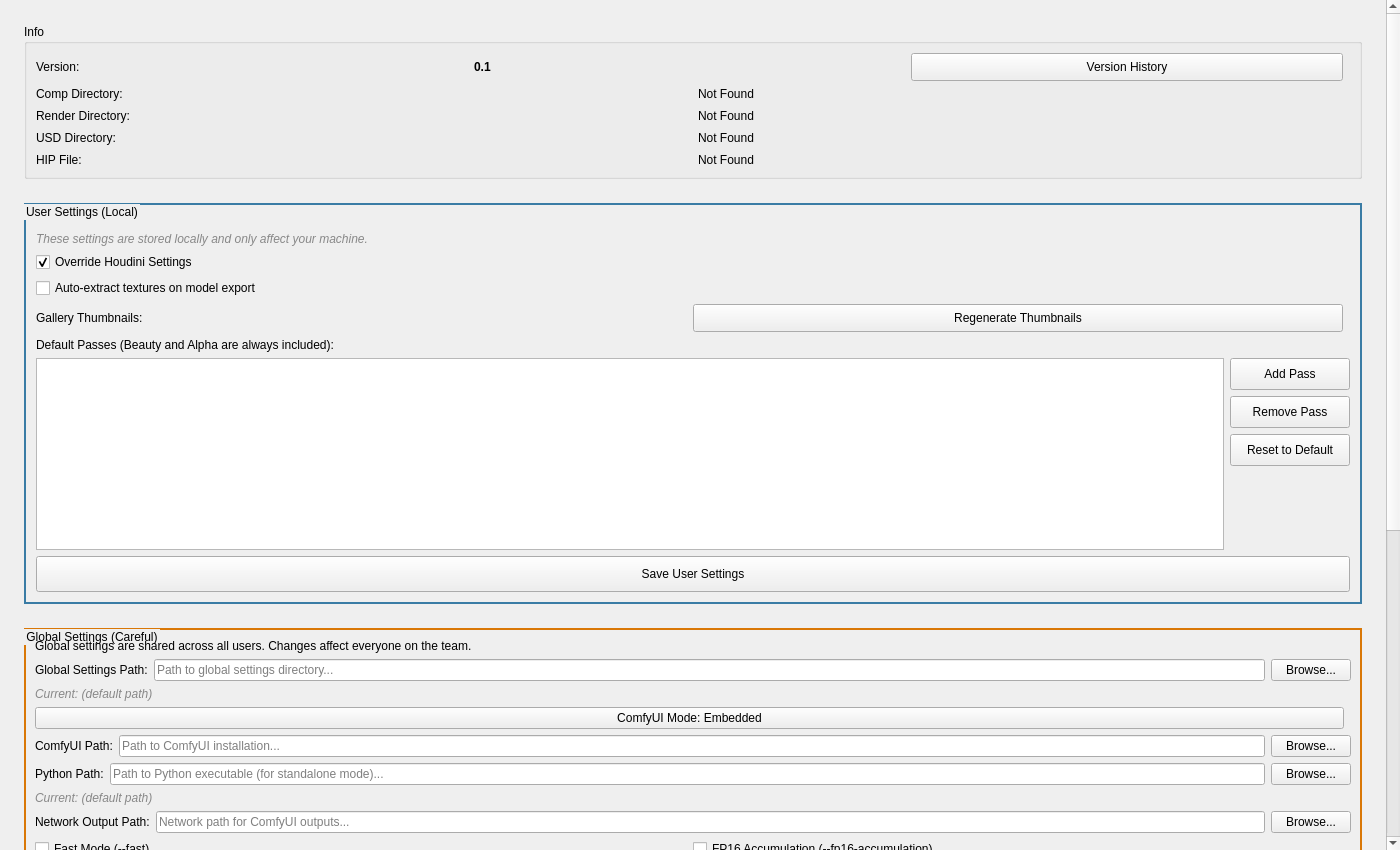
The window that resources/ui/tabs/settings.ui (cpt-cabbage/luma_tools) describes before a commit, drawn with Qt 5.
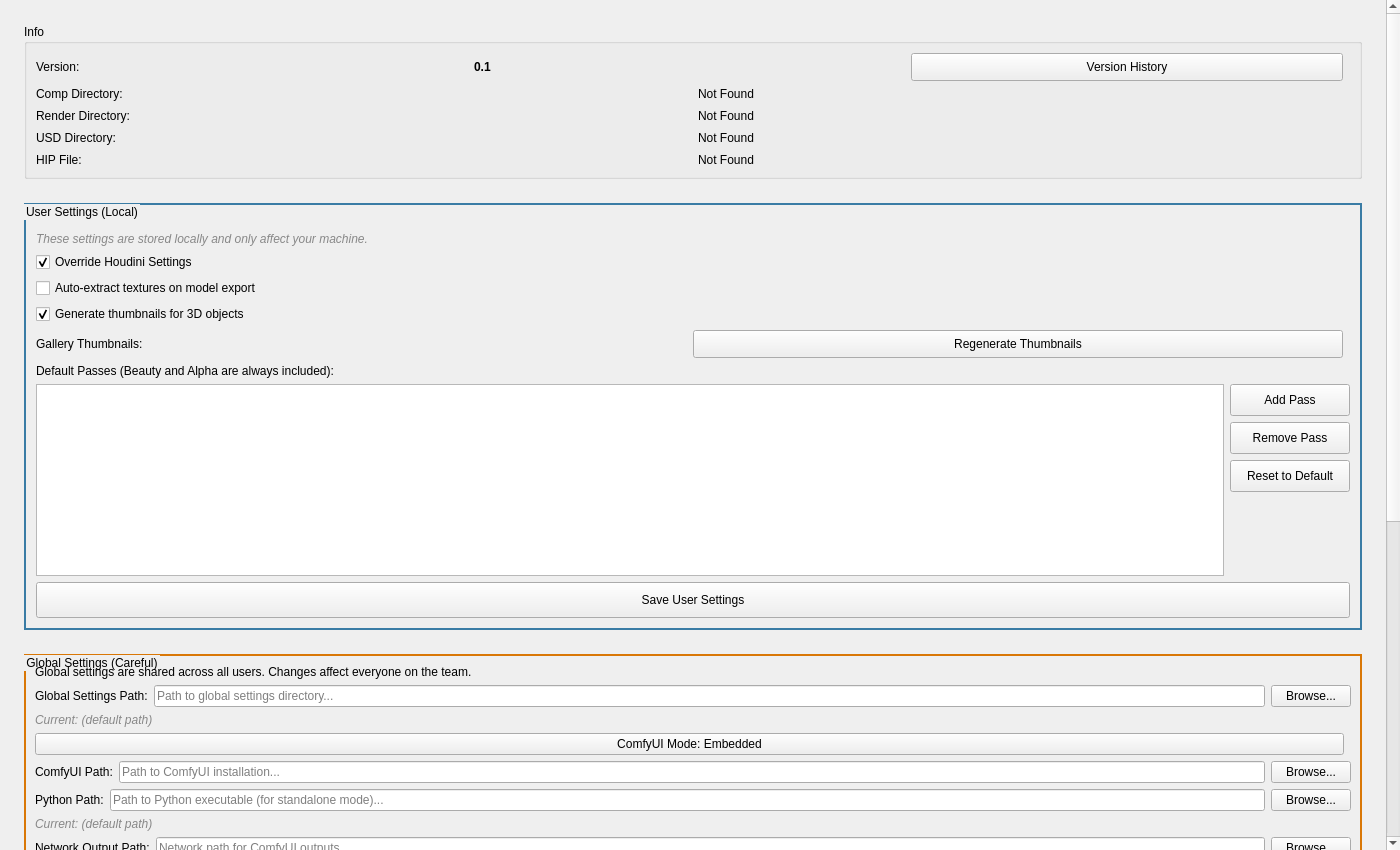
The same window after the commit.

The edit to the form file:
```diff
--- a/resources/ui/tabs/settings.ui
+++ b/resources/ui/tabs/settings.ui
@@ -241,6 +241,19 @@
             </property>
            </widget>
           </item>
+          <item>
+           <widget class="QCheckBox" name="Generate3DThumbnails">
+            <property name="toolTip">
+             <string>Generate thumbnail previews for 3D objects in the ComfyUI gallery. Disable this to skip 3D thumbnail generation for faster loading.</string>
+            </property>
+            <property name="text">
+             <string>Generate thumbnails for 3D objects</string>
+            </property>
+            <property name="checked">
+             <bool>true</bool>
+            </property>
+           </widget>
+          </item>
           <item>
            <layout class="QHBoxLayout" name="thumbnailCacheLayout">
             <item>
```
